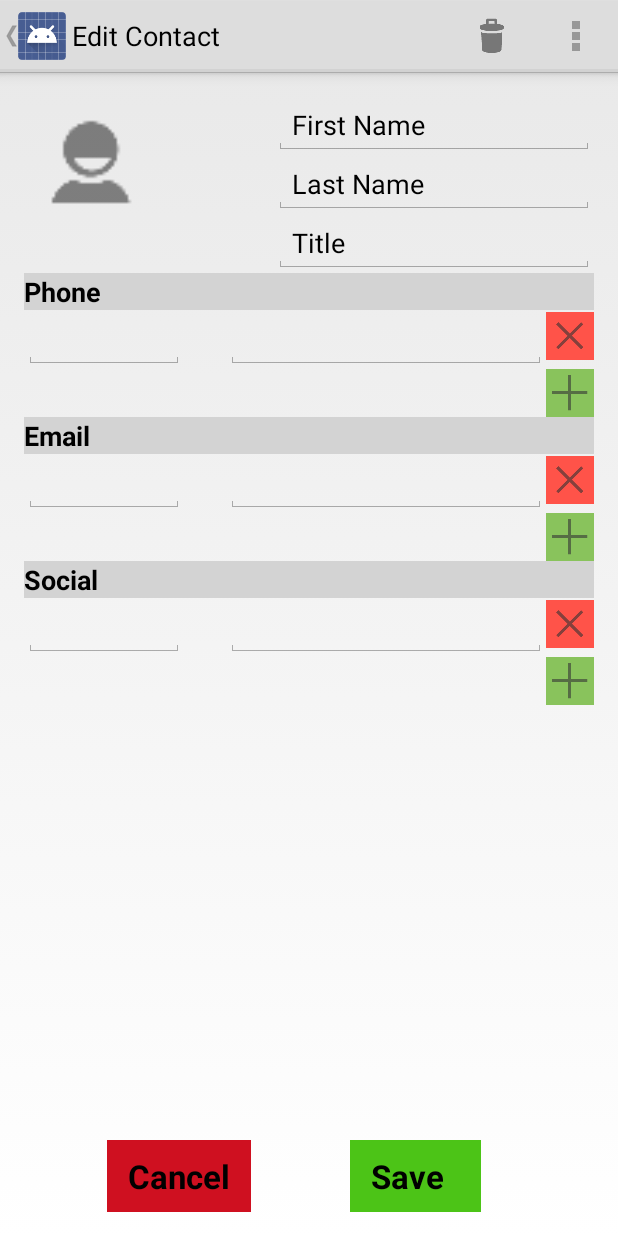
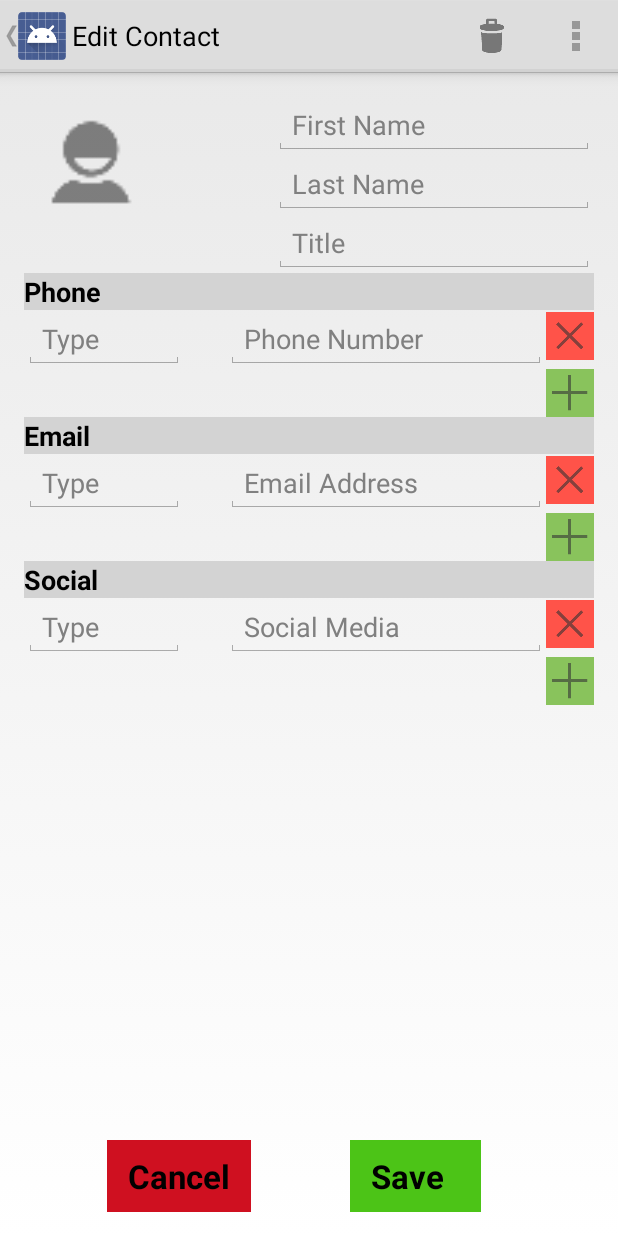
Before and after one commit to ggalasso/ContactViewer_HW2_BPC, an Android app: the EditContact screen opened directly, with no data from a screen before it, on a phone screen of 412 x 824 dp. Run offline under Robolectric (Android 15) with nearby library versions, the phone set to English and light mode, and no system bars.

Commit message:
Fixed hint fields for edit contact.

```diff
--- a/app/src/main/res/layout/activity_edit_contact.xml
+++ b/app/src/main/res/layout/activity_edit_contact.xml
@@ -10,7 +10,8 @@
         android:layout_width="wrap_content"
         android:layout_height="wrap_content"
         android:inputType="textPersonName"
-        android:text="First Name"
+        android:text=""
+        android:hint="First Name"
         android:ems="10"
         android:id="@+id/first_name_field"
         android:layout_alignParentRight="true"
@@ -20,7 +21,8 @@
         android:layout_width="wrap_content"
         android:layout_height="wrap_content"
         android:inputType="textPersonName"
-        android:text="Last Name"
+        android:text=""
+        android:hint="Last Name"
         android:ems="10"
         android:id="@+id/last_name_field"
         android:layout_below="@id/first_name_field"
@@ -32,7 +34,8 @@
         android:layout_height="wrap_content"
         android:ems="10"
         android:id="@+id/title_field"
-        android:text="Title"
+        android:hint="Title"
+        android:text=""
         android:layout_below="@id/last_name_field"
         android:layout_alignParentRight="true"
         android:layout_alignEnd="@id/last_name_field"
@@ -57,6 +60,7 @@
         android:inputType="text"
         android:ems="5"
         android:id="@+id/phone_field"
+        android:hint="Type"
         android:layout_below="@id/phone_label"
         android:layout_alignParentLeft="true"
         android:editable="true" />
@@ -66,6 +70,7 @@
         android:inputType="phone"
         android:ems="10"
         android:id="@+id/phone_field2"
+        android:hint="Phone Number"
         android:layout_below="@id/phone_label"
         android:layout_alignParentRight="true"
         android:layout_marginRight="32dp"
@@ -109,6 +114,7 @@
         android:inputType="textEmailAddress"
         android:ems="5"
         android:id="@+id/email_field"
+        android:hint="Type"
         android:layout_below="@id/email_label"
         android:layout_alignParentLeft="true"
         android:editable="true" />
@@ -119,6 +125,7 @@
         android:inputType="textEmailAddress"
         android:ems="10"
         android:id="@+id/email_field2"
+        android:hint="Email Address"
         android:layout_below="@id/email_label"
         android:layout_alignParentRight="true"
         android:layout_marginRight="32dp"
@@ -161,6 +168,7 @@
         android:layout_height="wrap_content"
         android:ems="5"
         android:id="@+id/social_field"
+        android:hint="Type"
         android:layout_below="@id/social_label"
         android:layout_alignParentLeft="true"
         android:editable="true" />
@@ -170,6 +178,7 @@
         android:layout_height="wrap_content"
         android:ems="10"
         android:id="@+id/social_field2"
+        android:hint="Social Media"
         android:layout_below="@id/social_label"
         android:layout_alignParentRight="true"
         android:layout_marginRight="32dp"
```
